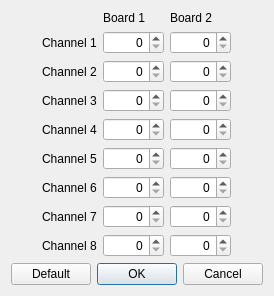
Old version of the form escam/dialogdac.ui in the repository Entwicklungsburo-Stresing/EBST_CAM.
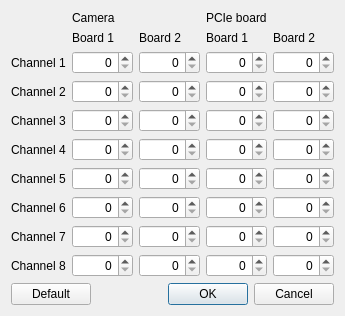
New version of the form.

Commit message: Add PCIe board DAC to escam

```diff
--- a/escam/dialogdac.ui
+++ b/escam/dialogdac.ui
@@ -6,8 +6,8 @@
    <rect>
     <x>0</x>
     <y>0</y>
-    <width>257</width>
-    <height>284</height>
+    <width>311</width>
+    <height>303</height>
    </rect>
   </property>
   <property name="windowTitle">
@@ -16,37 +16,7 @@
   <layout class="QVBoxLayout" name="verticalLayout">
    <item>
     <layout class="QGridLayout" name="gridLayoutDac">
-     <item row="9" column="3">
-      <widget class="QSpinBox" name="spinBoxBoard2Channel8">
-       <property name="alignment">
-        <set>Qt::AlignRight|Qt::AlignTrailing|Qt::AlignVCenter</set>
-       </property>
-       <property name="maximum">
-        <number>65535</number>
-       </property>
-      </widget>
-     </item>
-     <item row="2" column="0">
-      <spacer name="horizontalSpacer_7">
-       <property name="orientation">
-        <enum>Qt::Horizontal</enum>
-       </property>
-       <property name="sizeHint" stdset="0">
-        <size>
-         <width>40</width>
-         <height>20</height>
-        </size>
-       </property>
-      </spacer>
-     </item>
-     <item row="5" column="1">
-      <widget class="QLabel" name="labelDacChannel4">
-       <property name="text">
-        <string>Channel 4</string>
-       </property>
-      </widget>
-     </item>
-     <item row="9" column="2">
+     <item row="10" column="2">
       <widget class="QSpinBox" name="spinBoxChannel8">
        <property name="alignment">
         <set>Qt::AlignRight|Qt::AlignTrailing|Qt::AlignVCenter</set>
@@ -56,111 +26,51 @@
        </property>
       </widget>
      </item>
-     <item row="4" column="3">
-      <widget class="QSpinBox" name="spinBoxBoard2Channel3">
-       <property name="alignment">
-        <set>Qt::AlignRight|Qt::AlignTrailing|Qt::AlignVCenter</set>
-       </property>
-       <property name="maximum">
-        <number>65535</number>
-       </property>
-      </widget>
-     </item>
-     <item row="8" column="3">
-      <widget class="QSpinBox" name="spinBoxBoard2Channel7">
-       <property name="alignment">
-        <set>Qt::AlignRight|Qt::AlignTrailing|Qt::AlignVCenter</set>
-       </property>
-       <property name="maximum">
-        <number>65535</number>
-       </property>
-      </widget>
-     </item>
-     <item row="3" column="1">
-      <widget class="QLabel" name="labelDacChannel2">
-       <property name="text">
-        <string>Channel 2</string>
-       </property>
-      </widget>
-     </item>
-     <item row="2" column="2">
-      <widget class="QSpinBox" name="spinBoxChannel1">
-       <property name="alignment">
-        <set>Qt::AlignRight|Qt::AlignTrailing|Qt::AlignVCenter</set>
-       </property>
-       <property name="maximum">
-        <number>65535</number>
-       </property>
-      </widget>
-     </item>
-     <item row="7" column="3">
-      <widget class="QSpinBox" name="spinBoxBoard2Channel6">
-       <property name="alignment">
-        <set>Qt::AlignRight|Qt::AlignTrailing|Qt::AlignVCenter</set>
-       </property>
-       <property name="maximum">
-        <number>65535</number>
-       </property>
-      </widget>
-     </item>
-     <item row="5" column="2">
-      <widget class="QSpinBox" name="spinBoxChannel4">
-       <property name="alignment">
-        <set>Qt::AlignRight|Qt::AlignTrailing|Qt::AlignVCenter</set>
-       </property>
-       <property name="maximum">
-        <number>65535</number>
-       </property>
-      </widget>
-     </item>
-     <item row="7" column="2">
-      <widget class="QSpinBox" name="spinBoxChannel6">
-       <property name="alignment">
-        <set>Qt::AlignRight|Qt::AlignTrailing|Qt::AlignVCenter</set>
-       </property>
-       <property name="maximum">
-        <number>65535</number>
-       </property>
-      </widget>
-     </item>
-     <item row="8" column="2">
-      <widget class="QSpinBox" name="spinBoxChannel7">
-       <property name="alignment">
-        <set>Qt::AlignRight|Qt::AlignTrailing|Qt::AlignVCenter</set>
-       </property>
-       <property name="maximum">
-        <number>65535</number>
-       </property>
-      </widget>
-     </item>
-     <item row="8" column="1">
-      <widget class="QLabel" name="labelDacChannel7">
-       <property name="text">
-        <string>Channel 7</string>
-       </property>
-      </widget>
-     </item>
-     <item row="2" column="5">
-      <spacer name="horizontalSpacer_8">
-       <property name="orientation">
-        <enum>Qt::Horizontal</enum>
-       </property>
-       <property name="sizeHint" stdset="0">
-        <size>
-         <width>40</width>
-         <height>20</height>
-        </size>
-       </property>
-      </spacer>
-     </item>
-     <item row="4" column="1">
+     <item row="5" column="1">
       <widget class="QLabel" name="labelDacChannel3">
        <property name="text">
         <string>Channel 3</string>
        </property>
       </widget>
      </item>
-     <item row="3" column="3">
+     <item row="2" column="4">
+      <widget class="QLabel" name="labelPcieBoard1">
+       <property name="text">
+        <string>Board 1</string>
+       </property>
+      </widget>
+     </item>
+     <item row="3" column="6">
+      <spacer name="horizontalSpacer_8">
+       <property name="orientation">
+        <enum>Qt::Horizontal</enum>
+       </property>
+       <property name="sizeHint" stdset="0">
+        <size>
+         <width>40</width>
+         <height>20</height>
+        </size>
+       </property>
+      </spacer>
+     </item>
+     <item row="6" column="2">
+      <widget class="QSpinBox" name="spinBoxChannel4">
+       <property name="alignment">
+        <set>Qt::AlignRight|Qt::AlignTrailing|Qt::AlignVCenter</set>
+       </property>
+       <property name="maximum">
+        <number>65535</number>
+       </property>
+      </widget>
+     </item>
+     <item row="1" column="4">
+      <widget class="QLabel" name="labelPcie">
+       <property name="text">
+        <string>PCIe board</string>
+       </property>
+      </widget>
+     </item>
+     <item row="4" column="3">
       <widget class="QSpinBox" name="spinBoxBoard2Channel2">
        <property name="alignment">
         <set>Qt::AlignRight|Qt::AlignTrailing|Qt::AlignVCenter</set>
@@ -170,7 +80,7 @@
        </property>
       </widget>
      </item>
-     <item row="10" column="2">
+     <item row="11" column="2">
       <spacer name="verticalSpacer">
        <property name="orientation">
         <enum>Qt::Vertical</enum>
@@ -183,8 +93,8 @@
        </property>
       </spacer>
      </item>
-     <item row="6" column="2">
-      <widget class="QSpinBox" name="spinBoxChannel5">
+     <item row="9" column="2">
+      <widget class="QSpinBox" name="spinBoxChannel7">
        <property name="alignment">
         <set>Qt::AlignRight|Qt::AlignTrailing|Qt::AlignVCenter</set>
        </property>
@@ -193,32 +103,52 @@
        </property>
       </widget>
      </item>
-     <item row="1" column="3">
-      <widget class="QLabel" name="labelBoard2">
+     <item row="8" column="3">
+      <widget class="QSpinBox" name="spinBoxBoard2Channel6">
+       <property name="alignment">
+        <set>Qt::AlignRight|Qt::AlignTrailing|Qt::AlignVCenter</set>
+       </property>
+       <property name="maximum">
+        <number>65535</number>
+       </property>
+      </widget>
+     </item>
+     <item row="10" column="3">
+      <widget class="QSpinBox" name="spinBoxBoard2Channel8">
+       <property name="alignment">
+        <set>Qt::AlignRight|Qt::AlignTrailing|Qt::AlignVCenter</set>
+       </property>
+       <property name="maximum">
+        <number>65535</number>
+       </property>
+      </widget>
+     </item>
+     <item row="3" column="1">
+      <widget class="QLabel" name="labelDacChannel1">
        <property name="text">
-        <string>Board 2</string>
+        <string>Channel 1</string>
+       </property>
+      </widget>
+     </item>
+     <item row="7" column="3">
+      <widget class="QSpinBox" name="spinBoxBoard2Channel5">
+       <property name="alignment">
+        <set>Qt::AlignRight|Qt::AlignTrailing|Qt::AlignVCenter</set>
+       </property>
+       <property name="maximum">
+        <number>65535</number>
        </property>
       </widget>
      </item>
      <item row="2" column="3">
-      <widget class="QSpinBox" name="spinBoxBoard2Channel1">
-       <property name="alignment">
-        <set>Qt::AlignRight|Qt::AlignTrailing|Qt::AlignVCenter</set>
-       </property>
-       <property name="maximum">
-        <number>65535</number>
-       </property>
-      </widget>
-     </item>
-     <item row="1" column="2">
-      <widget class="QLabel" name="labelBoard1">
+      <widget class="QLabel" name="labelBoard2">
        <property name="text">
-        <string>Board 1</string>
+        <string>Board 2</string>
        </property>
       </widget>
      </item>
      <item row="5" column="3">
-      <widget class="QSpinBox" name="spinBoxBoard2Channel4">
+      <widget class="QSpinBox" name="spinBoxBoard2Channel3">
        <property name="alignment">
         <set>Qt::AlignRight|Qt::AlignTrailing|Qt::AlignVCenter</set>
        </property>
@@ -227,77 +157,335 @@
        </property>
       </widget>
      </item>
-     <item row="6" column="3">
-      <widget class="QSpinBox" name="spinBoxBoard2Channel5">
-       <property name="alignment">
-        <set>Qt::AlignRight|Qt::AlignTrailing|Qt::AlignVCenter</set>
+     <item row="0" column="2">
+      <spacer name="verticalSpacer_2">
+       <property name="orientation">
+        <enum>Qt::Vertical</enum>
        </property>
-       <property name="maximum">
-        <number>65535</number>
+       <property name="sizeHint" stdset="0">
+        <size>
+         <width>20</width>
+         <height>40</height>
+        </size>
        </property>
+      </spacer>
+     </item>
+     <item row="6" column="1">
+      <widget class="QLabel" name="labelDacChannel4">
+       <property name="text">
+        <string>Channel 4</string>
+       </property>
       </widget>
      </item>
-     <item row="9" column="1">
+     <item row="10" column="1">
       <widget class="QLabel" name="labelDacChannel8">
        <property name="text">
         <string>Channel 8</string>
        </property>
       </widget>
      </item>
+     <item row="1" column="2">
+      <widget class="QLabel" name="labelCamera">
+       <property name="text">
+        <string>Camera</string>
+       </property>
+      </widget>
+     </item>
      <item row="7" column="1">
-      <widget class="QLabel" name="labelDacChannel6">
-       <property name="text">
-        <string>Channel 6</string>
-       </property>
-      </widget>
-     </item>
-     <item row="2" column="1">
-      <widget class="QLabel" name="labelDacChannel1">
-       <property name="text">
-        <string>Channel 1</string>
-       </property>
-      </widget>
-     </item>
-     <item row="3" column="2">
-      <widget class="QSpinBox" name="spinBoxChannel2">
-       <property name="alignment">
-        <set>Qt::AlignRight|Qt::AlignTrailing|Qt::AlignVCenter</set>
-       </property>
-       <property name="maximum">
-        <number>65535</number>
-       </property>
-      </widget>
-     </item>
-     <item row="4" column="2">
-      <widget class="QSpinBox" name="spinBoxChannel3">
-       <property name="alignment">
-        <set>Qt::AlignRight|Qt::AlignTrailing|Qt::AlignVCenter</set>
-       </property>
-       <property name="maximum">
-        <number>65535</number>
-       </property>
-      </widget>
-     </item>
-     <item row="6" column="1">
       <widget class="QLabel" name="labelDacChannel5">
        <property name="text">
         <string>Channel 5</string>
        </property>
       </widget>
      </item>
-     <item row="0" column="2">
-      <spacer name="verticalSpacer_2">
+     <item row="2" column="2">
+      <widget class="QLabel" name="labelBoard1">
+       <property name="text">
+        <string>Board 1</string>
+       </property>
+      </widget>
+     </item>
+     <item row="8" column="2">
+      <widget class="QSpinBox" name="spinBoxChannel6">
+       <property name="alignment">
+        <set>Qt::AlignRight|Qt::AlignTrailing|Qt::AlignVCenter</set>
+       </property>
+       <property name="maximum">
+        <number>65535</number>
+       </property>
+      </widget>
+     </item>
+     <item row="7" column="2">
+      <widget class="QSpinBox" name="spinBoxChannel5">
+       <property name="alignment">
+        <set>Qt::AlignRight|Qt::AlignTrailing|Qt::AlignVCenter</set>
+       </property>
+       <property name="maximum">
+        <number>65535</number>
+       </property>
+      </widget>
+     </item>
+     <item row="4" column="2">
+      <widget class="QSpinBox" name="spinBoxChannel2">
+       <property name="alignment">
+        <set>Qt::AlignRight|Qt::AlignTrailing|Qt::AlignVCenter</set>
+       </property>
+       <property name="maximum">
+        <number>65535</number>
+       </property>
+      </widget>
+     </item>
+     <item row="9" column="1">
+      <widget class="QLabel" name="labelDacChannel7">
+       <property name="text">
+        <string>Channel 7</string>
+       </property>
+      </widget>
+     </item>
+     <item row="3" column="3">
+      <widget class="QSpinBox" name="spinBoxBoard2Channel1">
+       <property name="alignment">
+        <set>Qt::AlignRight|Qt::AlignTrailing|Qt::AlignVCenter</set>
+       </property>
+       <property name="maximum">
+        <number>65535</number>
+       </property>
+      </widget>
+     </item>
+     <item row="3" column="2">
+      <widget class="QSpinBox" name="spinBoxChannel1">
+       <property name="alignment">
+        <set>Qt::AlignRight|Qt::AlignTrailing|Qt::AlignVCenter</set>
+       </property>
+       <property name="maximum">
+        <number>65535</number>
+       </property>
+      </widget>
+     </item>
+     <item row="3" column="0">
+      <spacer name="horizontalSpacer_7">
        <property name="orientation">
-        <enum>Qt::Vertical</enum>
+        <enum>Qt::Horizontal</enum>
        </property>
        <property name="sizeHint" stdset="0">
         <size>
-         <width>20</width>
-         <height>40</height>
+         <width>40</width>
+         <height>20</height>
         </size>
        </property>
       </spacer>
      </item>
+     <item row="5" column="2">
+      <widget class="QSpinBox" name="spinBoxChannel3">
+       <property name="alignment">
+        <set>Qt::AlignRight|Qt::AlignTrailing|Qt::AlignVCenter</set>
+       </property>
+       <property name="maximum">
+        <number>65535</number>
+       </property>
+      </widget>
+     </item>
+     <item row="8" column="1">
+      <widget class="QLabel" name="labelDacChannel6">
+       <property name="text">
+        <string>Channel 6</string>
+       </property>
+      </widget>
+     </item>
+     <item row="9" column="3">
+      <widget class="QSpinBox" name="spinBoxBoard2Channel7">
+       <property name="alignment">
+        <set>Qt::AlignRight|Qt::AlignTrailing|Qt::AlignVCenter</set>
+       </property>
+       <property name="maximum">
+        <number>65535</number>
+       </property>
+      </widget>
+     </item>
+     <item row="4" column="1">
+      <widget class="QLabel" name="labelDacChannel2">
+       <property name="text">
+        <string>Channel 2</string>
+       </property>
+      </widget>
+     </item>
+     <item row="6" column="3">
+      <widget class="QSpinBox" name="spinBoxBoard2Channel4">
+       <property name="alignment">
+        <set>Qt::AlignRight|Qt::AlignTrailing|Qt::AlignVCenter</set>
+       </property>
+       <property name="maximum">
+        <number>65535</number>
+       </property>
+      </widget>
+     </item>
+     <item row="2" column="5">
+      <widget class="QLabel" name="labelPcieBoard2">
+       <property name="text">
+        <string>Board 2</string>
+       </property>
+      </widget>
+     </item>
+     <item row="3" column="4">
+      <widget class="QSpinBox" name="spinBoxPCIeBoard1Channel1">
+       <property name="alignment">
+        <set>Qt::AlignRight|Qt::AlignTrailing|Qt::AlignVCenter</set>
+       </property>
+       <property name="maximum">
+        <number>65535</number>
+       </property>
+      </widget>
+     </item>
+     <item row="4" column="4">
+      <widget class="QSpinBox" name="spinBoxPCIeBoard1Channel2">
+       <property name="alignment">
+        <set>Qt::AlignRight|Qt::AlignTrailing|Qt::AlignVCenter</set>
+       </property>
+       <property name="maximum">
+        <number>65535</number>
+       </property>
+      </widget>
+     </item>
+     <item row="5" column="4">
+      <widget class="QSpinBox" name="spinBoxPCIeBoard1Channel3">
+       <property name="alignment">
+        <set>Qt::AlignRight|Qt::AlignTrailing|Qt::AlignVCenter</set>
+       </property>
+       <property name="maximum">
+        <number>65535</number>
+       </property>
+      </widget>
+     </item>
+     <item row="6" column="4">
+      <widget class="QSpinBox" name="spinBoxPCIeBoard1Channel4">
+       <property name="alignment">
+        <set>Qt::AlignRight|Qt::AlignTrailing|Qt::AlignVCenter</set>
+       </property>
+       <property name="maximum">
+        <number>65535</number>
+       </property>
+      </widget>
+     </item>
+     <item row="7" column="4">
+      <widget class="QSpinBox" name="spinBoxPCIeBoard1Channel5">
+       <property name="alignment">
+        <set>Qt::AlignRight|Qt::AlignTrailing|Qt::AlignVCenter</set>
+       </property>
+       <property name="maximum">
+        <number>65535</number>
+       </property>
+      </widget>
+     </item>
+     <item row="8" column="4">
+      <widget class="QSpinBox" name="spinBoxPCIeBoard1Channel6">
+       <property name="alignment">
+        <set>Qt::AlignRight|Qt::AlignTrailing|Qt::AlignVCenter</set>
+       </property>
+       <property name="maximum">
+        <number>65535</number>
+       </property>
+      </widget>
+     </item>
+     <item row="9" column="4">
+      <widget class="QSpinBox" name="spinBoxPCIeBoard1Channel7">
+       <property name="alignment">
+        <set>Qt::AlignRight|Qt::AlignTrailing|Qt::AlignVCenter</set>
+       </property>
+       <property name="maximum">
+        <number>65535</number>
+       </property>
+      </widget>
+     </item>
+     <item row="10" column="4">
+      <widget class="QSpinBox" name="spinBoxPCIeBoard1Channel8">
+       <property name="alignment">
+        <set>Qt::AlignRight|Qt::AlignTrailing|Qt::AlignVCenter</set>
+       </property>
+       <property name="maximum">
+        <number>65535</number>
+       </property>
+      </widget>
+     </item>
+     <item row="3" column="5">
+      <widget class="QSpinBox" name="spinBoxPCIeBoard2Channel1">
+       <property name="alignment">
+        <set>Qt::AlignRight|Qt::AlignTrailing|Qt::AlignVCenter</set>
+       </property>
+       <property name="maximum">
+        <number>65535</number>
+       </property>
+      </widget>
+     </item>
+     <item row="4" column="5">
+      <widget class="QSpinBox" name="spinBoxPCIeBoard2Channel2">
+       <property name="alignment">
+        <set>Qt::AlignRight|Qt::AlignTrailing|Qt::AlignVCenter</set>
+       </property>
+       <property name="maximum">
+        <number>65535</number>
+       </property>
+      </widget>
+     </item>
+     <item row="5" column="5">
+      <widget class="QSpinBox" name="spinBoxPCIeBoard2Channel3">
+       <property name="alignment">
+        <set>Qt::AlignRight|Qt::AlignTrailing|Qt::AlignVCenter</set>
+       </property>
+       <property name="maximum">
+        <number>65535</number>
+       </property>
+      </widget>
+     </item>
+     <item row="6" column="5">
+      <widget class="QSpinBox" name="spinBoxPCIeBoard2Channel4">
+       <property name="alignment">
+        <set>Qt::AlignRight|Qt::AlignTrailing|Qt::AlignVCenter</set>
+       </property>
+       <property name="maximum">
+        <number>65535</number>
+       </property>
+      </widget>
+     </item>
+     <item row="7" column="5">
+      <widget class="QSpinBox" name="spinBoxPCIeBoard2Channel5">
+       <property name="alignment">
+        <set>Qt::AlignRight|Qt::AlignTrailing|Qt::AlignVCenter</set>
+       </property>
+       <property name="maximum">
+        <number>65535</number>
+       </property>
+      </widget>
+     </item>
+     <item row="8" column="5">
+      <widget class="QSpinBox" name="spinBoxPCIeBoard2Channel6">
+       <property name="alignment">
+        <set>Qt::AlignRight|Qt::AlignTrailing|Qt::AlignVCenter</set>
+       </property>
+       <property name="maximum">
+        <number>65535</number>
+       </property>
+      </widget>
+     </item>
+     <item row="9" column="5">
+      <widget class="QSpinBox" name="spinBoxPCIeBoard2Channel7">
+       <property name="alignment">
+        <set>Qt::AlignRight|Qt::AlignTrailing|Qt::AlignVCenter</set>
+       </property>
+       <property name="maximum">
+        <number>65535</number>
+       </property>
+      </widget>
+     </item>
+     <item row="10" column="5">
+      <widget class="QSpinBox" name="spinBoxPCIeBoard2Channel8">
+       <property name="alignment">
+        <set>Qt::AlignRight|Qt::AlignTrailing|Qt::AlignVCenter</set>
+       </property>
+       <property name="maximum">
+        <number>65535</number>
+       </property>
+      </widget>
+     </item>
     </layout>
    </item>
    <item>
```
The commit also changes 9 other files.
